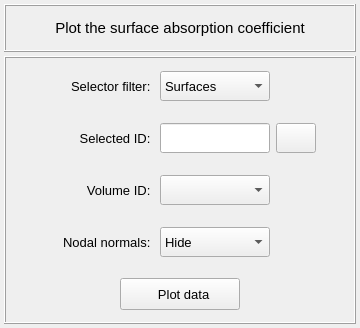
Above: vibra/interface/data/ui_files/plots/acoustic/surface_absorption_coefficient_inputs.ui from MOPT-UFSC/VIBRA before the change. Below: the same form after it.
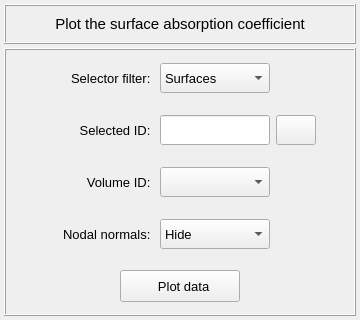
That is the form after the change. Icons and pictures are not drawn.

Patch:
```diff
--- a/vibra/interface/data/ui_files/plots/acoustic/surface_absorption_coefficient_inputs.ui
+++ b/vibra/interface/data/ui_files/plots/acoustic/surface_absorption_coefficient_inputs.ui
@@ -7,9 +7,21 @@
     <x>0</x>
     <y>0</y>
     <width>360</width>
-    <height>328</height>
+    <height>320</height>
    </rect>
   </property>
+  <property name="minimumSize">
+   <size>
+    <width>0</width>
+    <height>320</height>
+   </size>
+  </property>
+  <property name="maximumSize">
+   <size>
+    <width>16777215</width>
+    <height>320</height>
+   </size>
+  </property>
   <property name="windowTitle">
    <string>Plot surface absorption coefficient</string>
   </property>
@@ -34,13 +46,13 @@
      <property name="minimumSize">
       <size>
        <width>0</width>
-       <height>48</height>
+       <height>40</height>
       </size>
      </property>
      <property name="maximumSize">
       <size>
        <width>520</width>
-       <height>48</height>
+       <height>40</height>
       </size>
      </property>
      <property name="frameShape">
@@ -86,7 +98,6 @@
          <font>
           <family>MS Shell Dlg 2</family>
           <pointsize>11</pointsize>
-          <weight>50</weight>
           <italic>false</italic>
           <bold>false</bold>
          </font>
@@ -414,7 +425,6 @@
             <font>
              <family>MS Shell Dlg 2</family>
              <pointsize>10</pointsize>
-             <weight>50</weight>
              <italic>false</italic>
              <bold>false</bold>
             </font>
@@ -488,7 +498,6 @@
             <font>
              <family>MS Shell Dlg 2</family>
              <pointsize>11</pointsize>
-             <weight>75</weight>
              <italic>false</italic>
              <bold>true</bold>
             </font>
```
Left out of the diff: 70 changed lines with no effect on the pictures.
